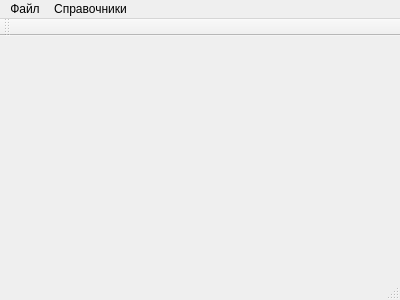
First picture: the form in mainwindow.ui, repository nio-kun/timetable, before the edit.
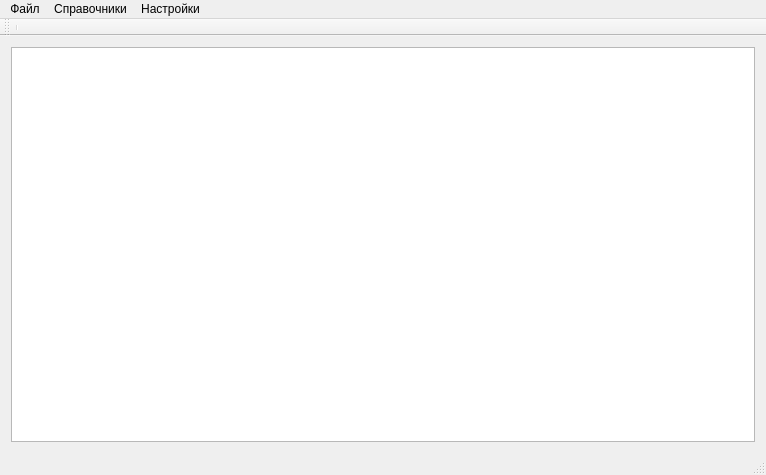
Second picture: the form after the edit.

The edit to the form file:
```diff
--- a/mainwindow.ui
+++ b/mainwindow.ui
@@ -6,20 +6,26 @@
    <rect>
     <x>0</x>
     <y>0</y>
-    <width>400</width>
-    <height>300</height>
+    <width>766</width>
+    <height>475</height>
    </rect>
   </property>
   <property name="windowTitle">
    <string>MainWindow</string>
   </property>
-  <widget class="QWidget" name="centralWidget"/>
+  <widget class="QWidget" name="centralWidget">
+   <layout class="QHBoxLayout" name="horizontalLayout">
+    <item>
+     <widget class="QTableWidget" name="ttable"/>
+    </item>
+   </layout>
+  </widget>
   <widget class="QMenuBar" name="menuBar">
    <property name="geometry">
     <rect>
      <x>0</x>
      <y>0</y>
-     <width>400</width>
+     <width>766</width>
      <height>25</height>
     </rect>
    </property>
@@ -38,8 +44,15 @@
     <addaction name="action_4"/>
     <addaction name="action_5"/>
    </widget>
+   <widget class="QMenu" name="menu_3">
+    <property name="title">
+     <string>Настройки</string>
+    </property>
+    <addaction name="action"/>
+   </widget>
    <addaction name="menu"/>
    <addaction name="menu_2"/>
+   <addaction name="menu_3"/>
   </widget>
   <widget class="QToolBar" name="mainToolBar">
    <attribute name="toolBarArea">
@@ -48,6 +61,7 @@
    <attribute name="toolBarBreak">
     <bool>false</bool>
    </attribute>
+   <addaction name="separator"/>
   </widget>
   <widget class="QStatusBar" name="statusBar"/>
   <action name="action_2">
```
Left out of the diff: 7 changed lines with no effect on the pictures.
